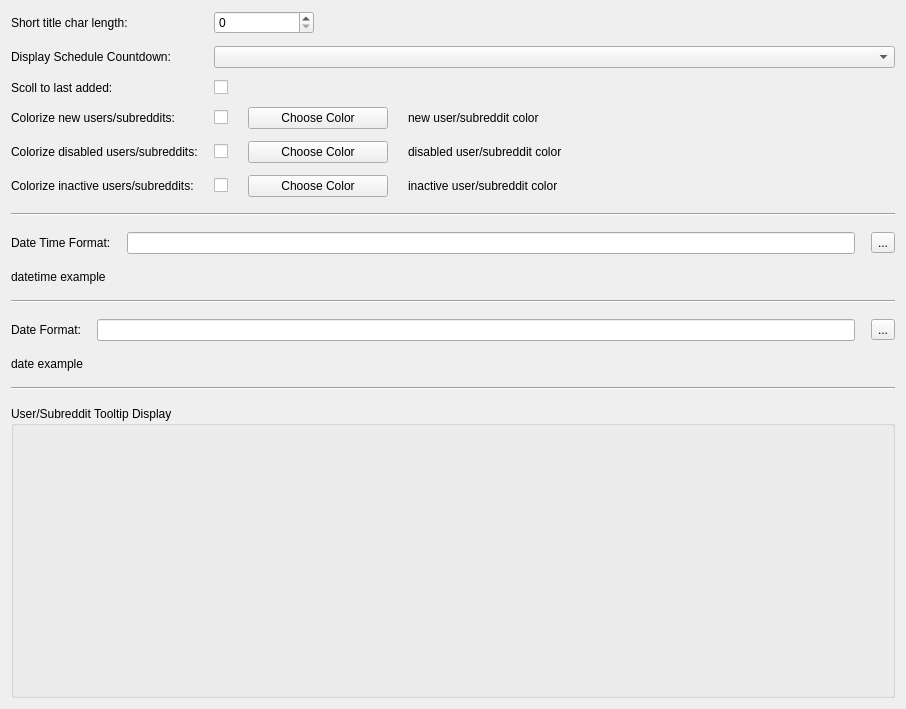
Qt form Resources/ui_files/settings/display_settings_widget.ui (MalloyDelacroix/DownloaderForReddit) before a commit.
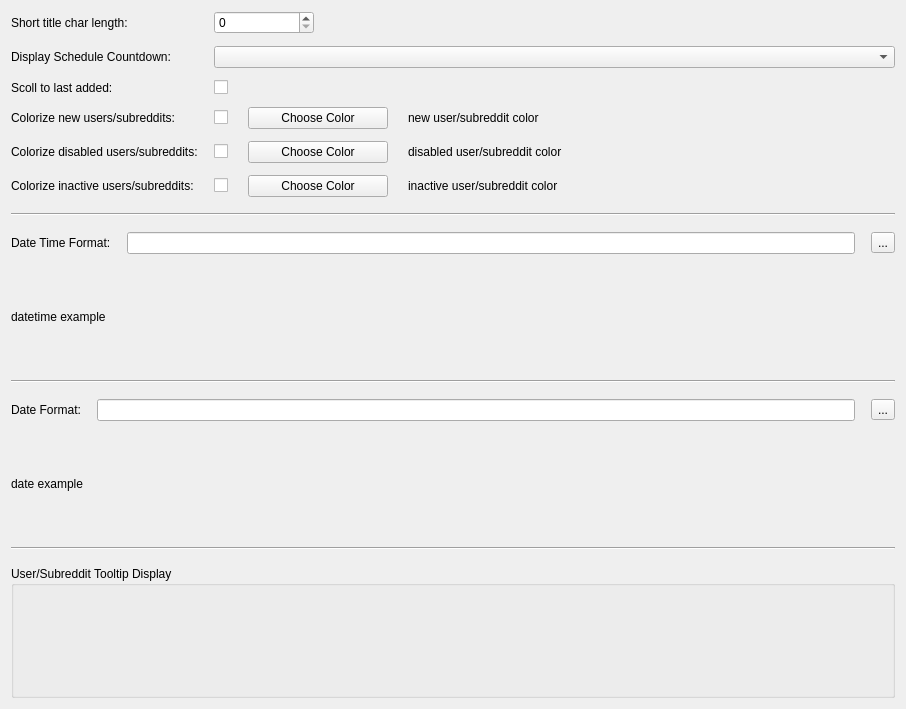
The same form after that commit.

Commit message: Two column tooltip options

```diff
--- a/Resources/ui_files/settings/display_settings_widget.ui
+++ b/Resources/ui_files/settings/display_settings_widget.ui
@@ -364,7 +364,7 @@
    <item>
     <widget class="QGroupBox" name="tooltip_groupbox">
      <property name="sizePolicy">
-      <sizepolicy hsizetype="Preferred" vsizetype="Expanding">
+      <sizepolicy hsizetype="Preferred" vsizetype="Preferred">
        <horstretch>0</horstretch>
        <verstretch>0</verstretch>
       </sizepolicy>
```
The commit also changes 2 other files.
